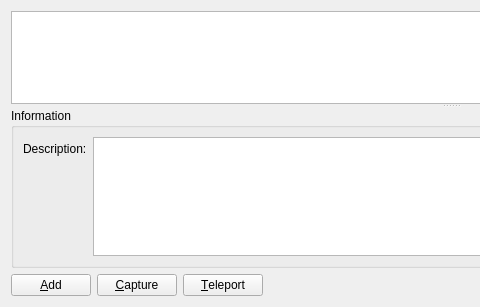
The window that src/Plugins/Module/Location/src/LocationWidget.ui (till213/SkyDolly) describes before a commit, drawn with Qt 5; both pictures show x 0 to 480 and y 0 to 307 of the 901 by 307 pixel window.
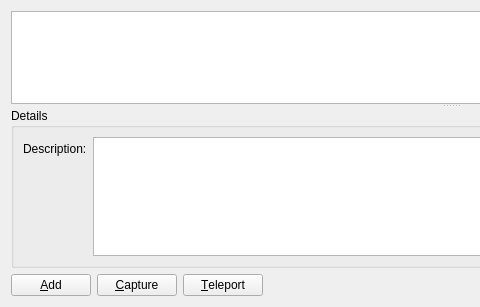
The same window after the commit. Custom widgets are drawn as their Qt base class.

Commit message:
Show default pitch, bank and heading
- Plus units (degrees)

Patch:
```diff
--- a/src/Plugins/Module/Location/src/LocationWidget.ui
+++ b/src/Plugins/Module/Location/src/LocationWidget.ui
@@ -20,7 +20,7 @@
       <enum>Qt::Vertical</enum>
      </property>
      <widget class="QTableWidget" name="locationTableWidget"/>
-     <widget class="QWidget" name="">
+     <widget class="QWidget" name="layoutWidget">
       <layout class="QHBoxLayout" name="horizontalLayout_2">
        <item>
         <widget class="QGroupBox" name="informationGroupBox">
@@ -37,7 +37,7 @@
           </size>
          </property>
          <property name="title">
-          <string>Information</string>
+          <string>Details</string>
          </property>
          <layout class="QHBoxLayout" name="horizontalLayout_3">
           <item>
```
The commit also changes 1 other file.
